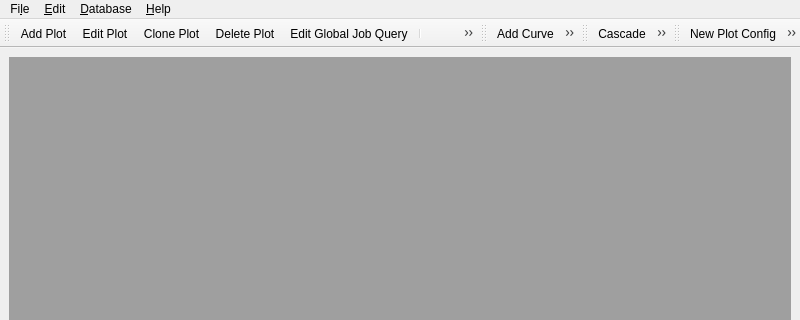
SchellDa/mapsa_analysis, file utils/visucmaes/visucmaes.ui: the form before one commit; both pictures show x 0 to 800 and y 0 to 320 of the 800 by 601 pixel window.
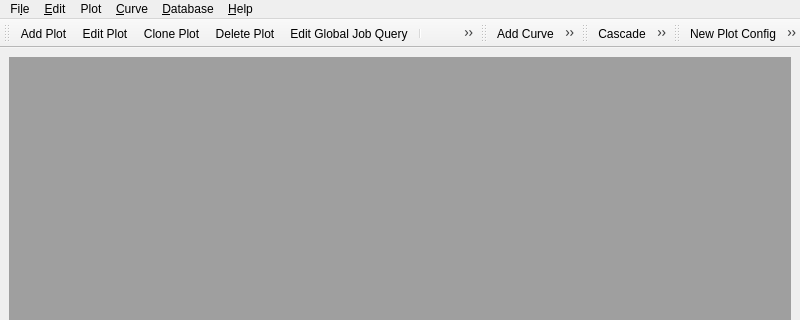
The form after the commit. Icons and pictures are not drawn.

Diff of the .ui file:
```diff
--- a/utils/visucmaes/visucmaes.ui
+++ b/utils/visucmaes/visucmaes.ui
@@ -71,8 +71,30 @@
      <string>&amp;Edit</string>
     </property>
    </widget>
+   <widget class="QMenu" name="menuPlot">
+    <property name="title">
+     <string>Plot</string>
+    </property>
+    <addaction name="actionPlotAdd"/>
+    <addaction name="actionPlotEdit"/>
+    <addaction name="actionPlotClone"/>
+    <addaction name="actionCurveDelete"/>
+    <addaction name="separator"/>
+    <addaction name="actionPlotToggleLegend"/>
+   </widget>
+   <widget class="QMenu" name="menuCurve">
+    <property name="title">
+     <string>&amp;Curve</string>
+    </property>
+    <addaction name="actionCurveAdd"/>
+    <addaction name="actionCurveEdit"/>
+    <addaction name="actionCurveClone"/>
+    <addaction name="actionCurveDelete"/>
+   </widget>
    <addaction name="menuFile"/>
    <addaction name="menuEdit"/>
+   <addaction name="menuPlot"/>
+   <addaction name="menuCurve"/>
    <addaction name="menuDatabase"/>
    <addaction name="menuAbout"/>
   </widget>
```
Left out of the diff: 11 changed lines with no effect on the pictures.
